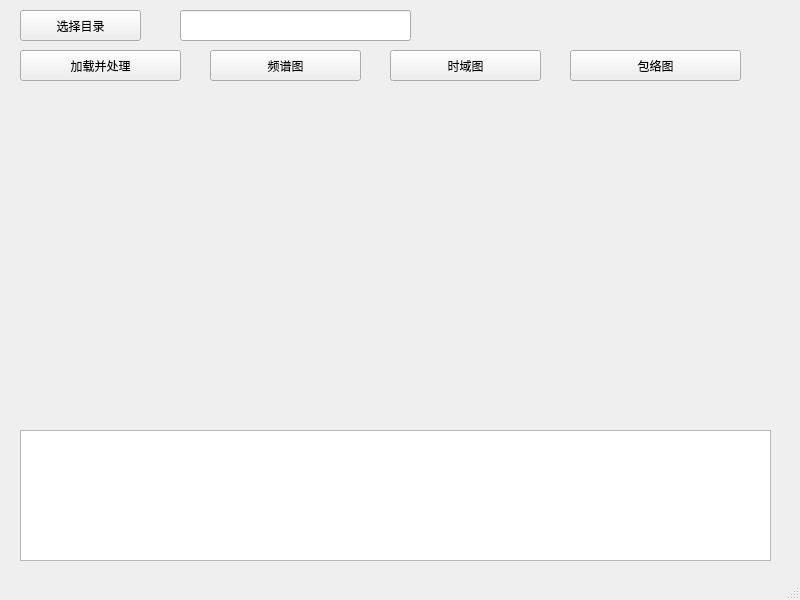
dylan-Duan/QT-MBN, file MBNViewer/mainwindow.ui: the form before one commit.
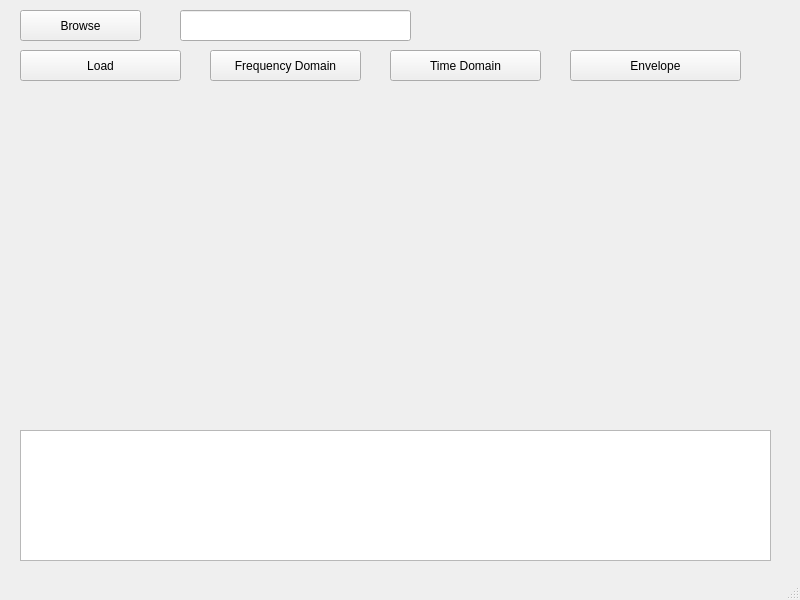
The form after the commit. Custom widgets are drawn as their Qt base class.

```diff
--- a/MBNViewer/mainwindow.ui
+++ b/MBNViewer/mainwindow.ui
@@ -24,7 +24,7 @@
      </rect>
     </property>
     <property name="text">
-     <string>选择目录</string>
+     <string>Browse</string>
     </property>
    </widget>
    <widget class="QPushButton" name="btnLoad">
@@ -37,7 +37,7 @@
      </rect>
     </property>
     <property name="text">
-     <string>加载并处理</string>
+     <string>Load</string>
     </property>
    </widget>
    <widget class="QPushButton" name="btnPlotTime">
@@ -50,7 +50,7 @@
      </rect>
     </property>
     <property name="text">
-     <string>时域图</string>
+     <string>Time Domain</string>
     </property>
    </widget>
    <widget class="QPushButton" name="btnPlotFreq">
@@ -63,7 +63,7 @@
      </rect>
     </property>
     <property name="text">
-     <string>频谱图</string>
+     <string>Frequency Domain</string>
     </property>
    </widget>
    <widget class="QLineEdit" name="editDir">
@@ -106,7 +106,7 @@
      </rect>
     </property>
     <property name="text">
-     <string>包络图</string>
+     <string>Envelope</string>
     </property>
    </widget>
   </widget>
```
